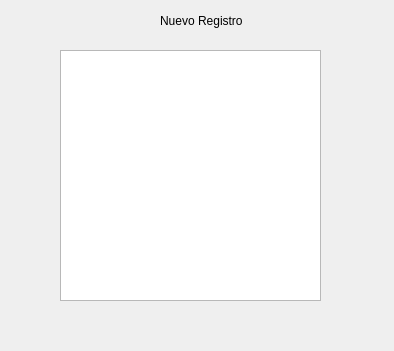
This is dialog_nuevoregistro.ui in 11241069/AccessOrga as Qt 5 draws it before an edit. The edited form follows.
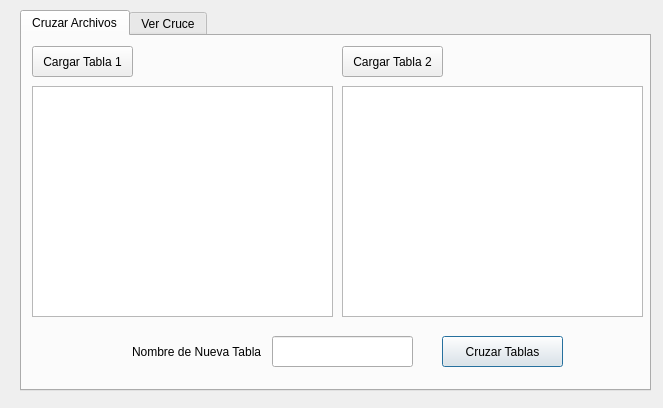
This is the edited form.

```diff
--- a/dialog_nuevoregistro.ui
+++ b/dialog_nuevoregistro.ui
@@ -6,35 +6,127 @@
    <rect>
     <x>0</x>
     <y>0</y>
-    <width>394</width>
-    <height>351</height>
+    <width>663</width>
+    <height>408</height>
    </rect>
   </property>
   <property name="windowTitle">
    <string>Dialog</string>
   </property>
-  <widget class="QLabel" name="label">
+  <widget class="QTabWidget" name="tabWidget">
    <property name="geometry">
     <rect>
-     <x>160</x>
+     <x>20</x>
      <y>10</y>
-     <width>101</width>
-     <height>21</height>
+     <width>631</width>
+     <height>381</height>
     </rect>
    </property>
-   <property name="text">
-    <string>Nuevo Registro</string>
+   <property name="currentIndex">
+    <number>0</number>
    </property>
-  </widget>
-  <widget class="QTableWidget" name="tabla2">
-   <property name="geometry">
-    <rect>
-     <x>60</x>
-     <y>50</y>
-     <width>261</width>
-     <height>251</height>
-    </rect>
-   </property>
+   <widget class="QWidget" name="tab">
+    <attribute name="title">
+     <string>Cruzar Archivos</string>
+    </attribute>
+    <widget class="QPushButton" name="cruzar_tablas">
+     <property name="geometry">
+      <rect>
+       <x>420</x>
+       <y>300</y>
+       <width>121</width>
+       <height>31</height>
+      </rect>
+     </property>
+     <property name="text">
+      <string>Cruzar Tablas</string>
+     </property>
+    </widget>
+    <widget class="QTableWidget" name="tabla1">
+     <property name="geometry">
+      <rect>
+       <x>10</x>
+       <y>50</y>
+       <width>301</width>
+       <height>231</height>
+      </rect>
+     </property>
+    </widget>
+    <widget class="QTableWidget" name="tabla2">
+     <property name="geometry">
+      <rect>
+       <x>320</x>
+       <y>50</y>
+       <width>301</width>
+       <height>231</height>
+      </rect>
+     </property>
+    </widget>
+    <widget class="QPushButton" name="cargar_tabla1">
+     <property name="geometry">
+      <rect>
+       <x>10</x>
+       <y>10</y>
+       <width>101</width>
+       <height>31</height>
+      </rect>
+     </property>
+     <property name="text">
+      <string>Cargar Tabla 1</string>
+     </property>
+    </widget>
+    <widget class="QPushButton" name="cargar_tabla2">
+     <property name="geometry">
+      <rect>
+       <x>320</x>
+       <y>10</y>
+       <width>101</width>
+       <height>31</height>
+      </rect>
+     </property>
+     <property name="text">
+      <string>Cargar Tabla 2</string>
+     </property>
+    </widget>
+    <widget class="QLineEdit" name="filename">
+     <property name="geometry">
+      <rect>
+       <x>250</x>
+       <y>300</y>
+       <width>141</width>
+       <height>31</height>
+      </rect>
+     </property>
+    </widget>
+    <widget class="QLabel" name="label">
+     <property name="geometry">
+      <rect>
+       <x>110</x>
+       <y>300</y>
+       <width>131</width>
+       <height>31</height>
+      </rect>
+     </property>
+     <property name="text">
+      <string>Nombre de Nueva Tabla</string>
+     </property>
+    </widget>
+   </widget>
+   <widget class="QWidget" name="tab_2">
+    <attribute name="title">
+     <string>Ver Cruce</string>
+    </attribute>
+    <widget class="QTableWidget" name="tabla_cruce">
+     <property name="geometry">
+      <rect>
+       <x>90</x>
+       <y>20</y>
+       <width>421</width>
+       <height>261</height>
+      </rect>
+     </property>
+    </widget>
+   </widget>
   </widget>
  </widget>
  <resources/>
```
